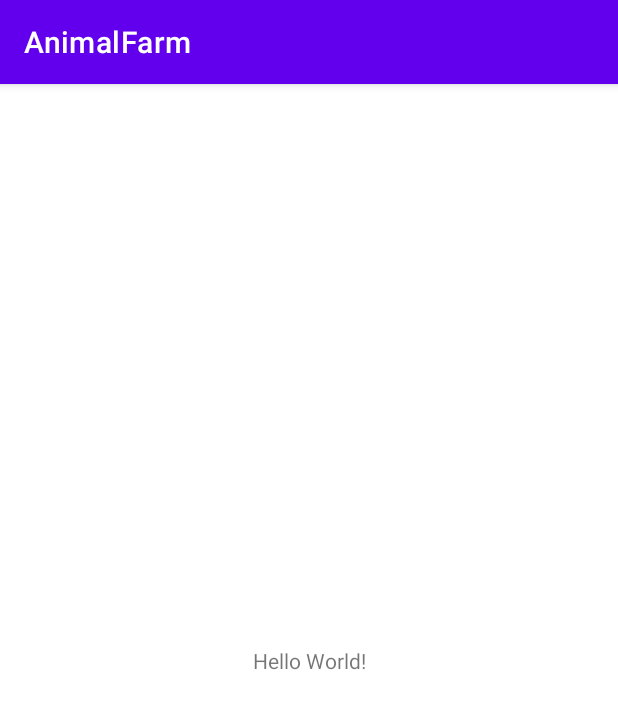
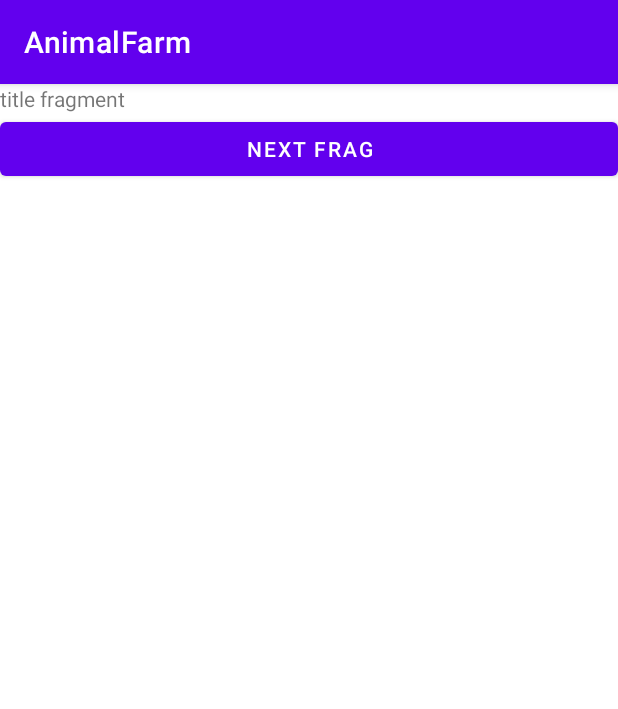
Before and after one commit to donChelsea/AnimalFarm, an Android app: the screen it shows after launch (MainActivity), on a phone screen of 412 x 824 dp. Shown: the top 709 px of the screen. Run offline under Robolectric (Android 15) with nearby library versions, the phone set to English and light mode, and no system bars.

Commit message:
navigation working

```diff
--- a/app/build.gradle
+++ b/app/build.gradle
@@ -33,6 +33,7 @@ android {
 }
 
 dependencies {
+    implementation 'androidx.legacy:legacy-support-v4:1.0.0'
     def nav_version = "2.3.1"
 
     implementation "org.jetbrains.kotlin:kotlin-stdlib:$kotlin_version"
--- a/app/src/main/java/com/katsidzira/animalfarm/MainActivity.kt
+++ b/app/src/main/java/com/katsidzira/animalfarm/MainActivity.kt
@@ -1,8 +1,10 @@
 package com.katsidzira.animalfarm
 
-import androidx.appcompat.app.AppCompatActivity
 import android.os.Bundle
 import android.util.Log
+import androidx.appcompat.app.AppCompatActivity
+import androidx.navigation.Navigation
+import androidx.navigation.fragment.NavHostFragment
 import com.katsidzira.animalfarm.model.AnimalResponse
 import com.katsidzira.animalfarm.network.AnimalApi
 import retrofit2.Call
@@ -14,11 +16,20 @@ class MainActivity : AppCompatActivity() {
         super.onCreate(savedInstanceState)
         setContentView(R.layout.activity_main)
 
+        val host = NavHostFragment.create(R.navigation.nav_graph)
+        supportFragmentManager.beginTransaction()
+            .replace(R.id.nav_host_fragment, host)
+            .setPrimaryNavigationFragment(host)
+            .commit()
+
         val TAG = "main activity"
 
         val animalApi = AnimalApi.create()
         animalApi.getAnimalApiResponse().enqueue(object : Callback<AnimalResponse> {
-            override fun onResponse(call: Call<AnimalResponse>, response: Response<AnimalResponse>) {
+            override fun onResponse(
+                call: Call<AnimalResponse>,
+                response: Response<AnimalResponse>
+            ) {
                 Log.d(TAG, "response=${response.body()!!.animalResponse[0].name}")
             }
 
--- /dev/null
+++ b/app/src/main/java/com/katsidzira/animalfarm/view/GameFragment.kt
@@ -0,0 +1,24 @@
+package com.katsidzira.animalfarm.view
+
+import android.os.Bundle
+import androidx.fragment.app.Fragment
+import android.view.LayoutInflater
+import android.view.View
+import android.view.ViewGroup
+import com.katsidzira.animalfarm.R
+
+class GameFragment : Fragment() {
+
+    override fun onCreateView(
+        inflater: LayoutInflater, container: ViewGroup?,
+        savedInstanceState: Bundle?
+    ): View? {
+        return inflater.inflate(R.layout.fragment_game, container, false)
+    }
+
+    override fun onActivityCreated(savedInstanceState: Bundle?) {
+        super.onActivityCreated(savedInstanceState)
+
+
+    }
+}
--- /dev/null
+++ b/app/src/main/java/com/katsidzira/animalfarm/view/TitleFragment.kt
@@ -0,0 +1,32 @@
+package com.katsidzira.animalfarm.view
+
+import android.os.Bundle
+import androidx.fragment.app.Fragment
+import android.view.LayoutInflater
+import android.view.View
+import android.view.ViewGroup
+import android.widget.Button
+import android.widget.TextView
+import androidx.navigation.fragment.findNavController
+import com.katsidzira.animalfarm.R
+
+class TitleFragment : Fragment() {
+    private lateinit var textview: TextView
+    private lateinit var button: Button
+
+    override fun onCreateView(inflater: LayoutInflater, container: ViewGroup?,
+                              savedInstanceState: Bundle?): View? {
+        val v = inflater.inflate(R.layout.fragment_title, container, false)
+        textview = v.findViewById(R.id.textview)
+        button = v.findViewById(R.id.button)
+        return v
+    }
+
+    override fun onActivityCreated(savedInstanceState: Bundle?) {
+        super.onActivityCreated(savedInstanceState)
+
+        button.setOnClickListener {
+            findNavController().navigate(R.id.action_titleFragment_to_gameFragment)
+        }
+    }
+}
--- a/app/src/main/res/layout/activity_main.xml
+++ b/app/src/main/res/layout/activity_main.xml
@@ -6,13 +6,16 @@
     android:layout_height="match_parent"
     tools:context=".MainActivity">
 
-    <TextView
-        android:layout_width="wrap_content"
-        android:layout_height="wrap_content"
-        android:text="Hello World!"
-        app:layout_constraintBottom_toBottomOf="parent"
+    <androidx.fragment.app.FragmentContainerView
+        android:id="@+id/nav_host_fragment"
+        android:name="androidx.navigation.fragment.NavHostFragment"
+        android:layout_width="0dp"
+        android:layout_height="0dp"
         app:layout_constraintLeft_toLeftOf="parent"
         app:layout_constraintRight_toRightOf="parent"
-        app:layout_constraintTop_toTopOf="parent" />
+        app:layout_constraintTop_toTopOf="parent"
+        app:layout_constraintBottom_toBottomOf="parent"
+        app:defaultNavHost="true"
+        app:navGraph="@navigation/nav_graph" />
 
 </androidx.constraintlayout.widget.ConstraintLayout>
--- /dev/null
+++ b/app/src/main/res/layout/fragment_game.xml
@@ -0,0 +1,13 @@
+<?xml version="1.0" encoding="utf-8"?>
+<androidx.constraintlayout.widget.ConstraintLayout xmlns:android="http://schemas.android.com/apk/res/android"
+    xmlns:tools="http://schemas.android.com/tools"
+    android:layout_width="match_parent"
+    android:layout_height="match_parent"
+    tools:context=".view.GameFragment">
+
+    <TextView
+        android:layout_width="match_parent"
+        android:layout_height="match_parent"
+        android:text="Game fragment" />
+
+</androidx.constraintlayout.widget.ConstraintLayout>
--- /dev/null
+++ b/app/src/main/res/layout/fragment_title.xml
@@ -0,0 +1,25 @@
+<?xml version="1.0" encoding="utf-8"?>
+<androidx.constraintlayout.widget.ConstraintLayout xmlns:android="http://schemas.android.com/apk/res/android"
+    xmlns:tools="http://schemas.android.com/tools"
+    android:layout_width="match_parent"
+    android:layout_height="match_parent"
+    xmlns:app="http://schemas.android.com/apk/res-auto"
+    tools:context=".view.TitleFragment">
+
+    <TextView
+        android:id="@+id/textview"
+        android:layout_width="match_parent"
+        android:layout_height="wrap_content"
+        android:text="title fragment"
+        app:layout_constraintTop_toTopOf="parent" />
+
+    <Button
+        android:id="@+id/button"
+        android:layout_width="match_parent"
+        android:layout_height="wrap_content"
+        android:text="next frag"
+        app:layout_constraintTop_toBottomOf="@id/textview"/>
+
+
+
+</androidx.constraintlayout.widget.ConstraintLayout>
--- /dev/null
+++ b/app/src/main/res/navigation/nav_graph.xml
@@ -0,0 +1,22 @@
+<?xml version="1.0" encoding="utf-8"?>
+<navigation xmlns:android="http://schemas.android.com/apk/res/android"
+    xmlns:app="http://schemas.android.com/apk/res-auto"
+    xmlns:tools="http://schemas.android.com/tools"
+    android:id="@+id/nav_graph"
+    app:startDestination="@id/titleFragment">
+
+    <fragment
+        android:id="@+id/titleFragment"
+        android:name="com.katsidzira.animalfarm.view.TitleFragment"
+        android:label="fragment_title"
+        tools:layout="@layout/fragment_title" >
+        <action
+            android:id="@+id/action_titleFragment_to_gameFragment"
+            app:destination="@id/gameFragment" />
+    </fragment>
+    <fragment
+        android:id="@+id/gameFragment"
+        android:name="com.katsidzira.animalfarm.view.GameFragment"
+        android:label="fragment_game"
+        tools:layout="@layout/fragment_game" />
+</navigation>
--- a/app/src/main/res/values/strings.xml
+++ b/app/src/main/res/values/strings.xml
@@ -1,3 +1,5 @@
 <resources>
     <string name="app_name">AnimalFarm</string>
+    <!-- TODO: Remove or change this placeholder text -->
+    <string name="hello_blank_fragment">Hello blank fragment</string>
 </resources>
```
